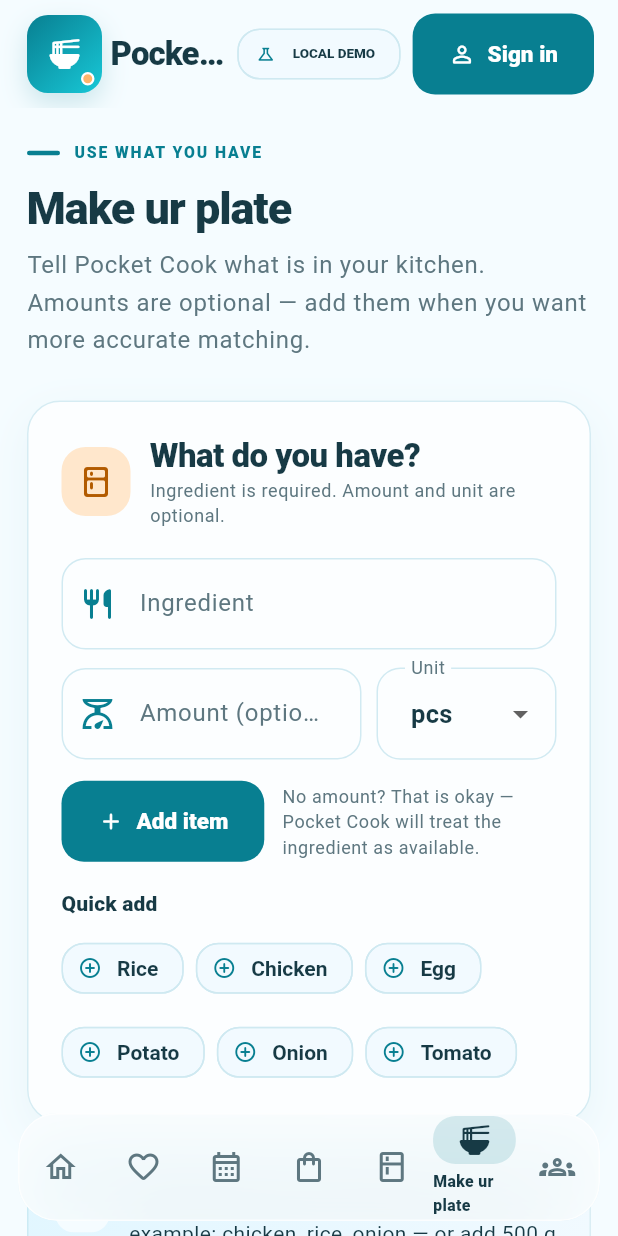
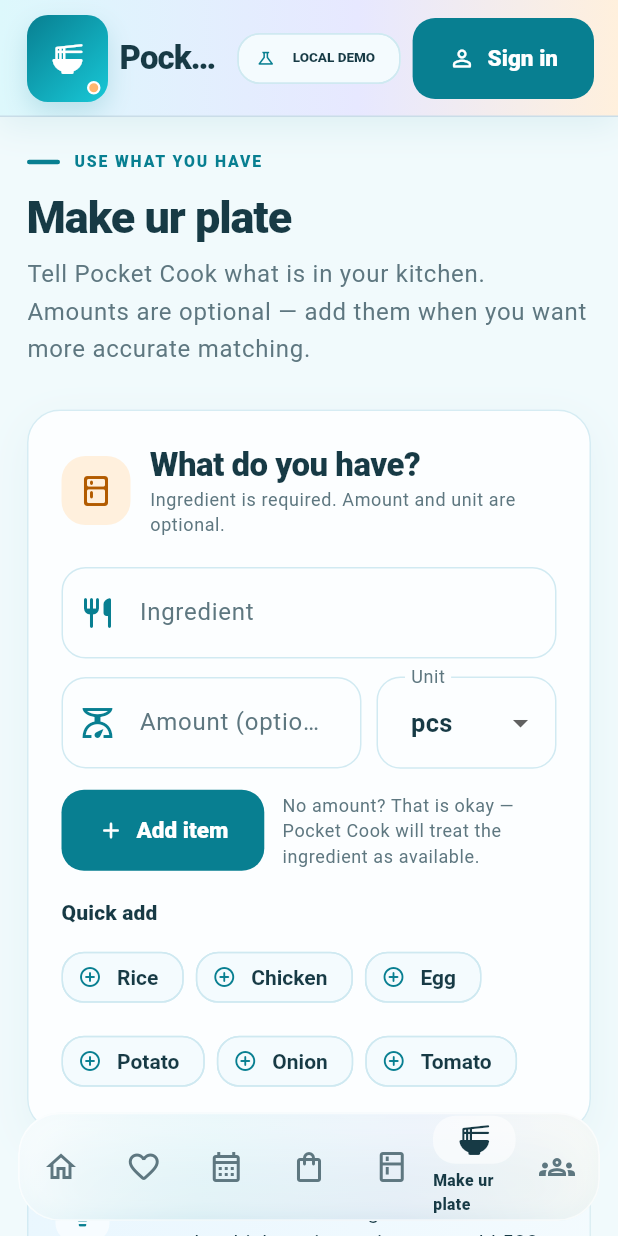
Before and after one commit to miniSOWAD/Pocket-Cook, a Flutter app: the screen it shows after launch, after a tap on "Make ur plate", on a phone screen of 412 x 824 dp. Run offline on Flutter 3.47's test engine with Material 3 defaults, Android fonts, the phone set to English and light mode, and no system bars; our stand-ins replace cloud_firestore, cloud_functions, firebase_auth, firebase_core, shared_preferences; accounts and stored records are empty.

Commit message:
shell update

```diff
--- a/lib/app/shell/main_shell.dart
+++ b/lib/app/shell/main_shell.dart
@@ -279,7 +279,13 @@ class _MainShellState extends State<MainShell> {
         child: Stack(
           clipBehavior: Clip.none,
           children: [
-            ProfileAvatar(photoUrl: user.photoUrl, size: 44),
+            ProfileAvatar(
+              photoUrl: user.photoUrl,
+              size: 44,
+              backgroundColor: Theme.of(context).brightness == Brightness.dark
+                  ? const Color(0xFF253E48)
+                  : AppTheme.lightIndigo,
+            ),
             if (account.isAdmin || account.isCook)
               Positioned(
                 right: -2,
@@ -340,13 +346,52 @@ class _MainShellState extends State<MainShell> {
     return Scaffold(
       extendBody: !wide,
       appBar: AppBar(
-        toolbarHeight: 72,
-        leadingWidth: 68,
+        toolbarHeight: 78,
+        backgroundColor: Colors.transparent,
+        surfaceTintColor: Colors.transparent,
+        elevation: 0,
+        scrolledUnderElevation: 0,
+        flexibleSpace: Container(
+          decoration: BoxDecoration(
+            gradient: dark
+                ? const LinearGradient(
+                    begin: Alignment.centerLeft,
+                    end: Alignment.centerRight,
+                    colors: [Color(0xFF113139), Color(0xFF252A49), Color(0xFF3D3023)],
+                  )
+                : const LinearGradient(
+                    begin: Alignment.centerLeft,
+                    end: Alignment.centerRight,
+                    stops: [0.0, 0.58, 1.0],
+                    colors: [
+                      AppTheme.lightCyan,
+                      AppTheme.lightIndigo,
+                      AppTheme.lightestOrange,
+                    ],
+                  ),
+            border: Border(
+              bottom: BorderSide(
+                color: dark ? const Color(0xFF41636C) : const Color(0xFFCADDE8),
+                width: 1,
+              ),
+            ),
+            boxShadow: [
+              BoxShadow(
+                color: dark
+                    ? Colors.black.withValues(alpha: 0.18)
+                    : AppTheme.deepCyan.withValues(alpha: 0.09),
+                blurRadius: 18,
+                offset: const Offset(0, 6),
+              ),
+            ],
+          ),
+        ),
+        leadingWidth: 72,
         leading: const Padding(
           padding: EdgeInsets.only(left: 18, top: 10, bottom: 10),
           child: BrandMark(compact: true),
         ),
-        titleSpacing: 6,
+        titleSpacing: 8,
         title: wide
             ? Column(
                 crossAxisAlignment: CrossAxisAlignment.start,
@@ -441,23 +486,46 @@ class _MainShellState extends State<MainShell> {
               top: false,
               minimum: const EdgeInsets.fromLTRB(12, 0, 12, 10),
               child: ClipRRect(
-                borderRadius: BorderRadius.circular(26),
+                borderRadius: BorderRadius.circular(28),
                 child: BackdropFilter(
-                  filter: ui.ImageFilter.blur(sigmaX: 22, sigmaY: 22),
+                  filter: ui.ImageFilter.blur(sigmaX: 32, sigmaY: 32),
                   child: Container(
                     decoration: BoxDecoration(
-                      color: scheme.surface.withValues(alpha: dark ? 0.72 : 0.78),
-                      borderRadius: BorderRadius.circular(26),
+                      gradient: LinearGradient(
+                        begin: Alignment.topLeft,
+                        end: Alignment.bottomRight,
+                        colors: dark
+                            ? [
+                                Colors.white.withValues(alpha: 0.10),
+                                const Color(0xFF1B5A65).withValues(alpha: 0.20),
+                                const Color(0xFF343A73).withValues(alpha: 0.15),
+                              ]
+                            : [
+                                Colors.white.withValues(alpha: 0.42),
+                                AppTheme.lightCyan.withValues(alpha: 0.28),
+                                AppTheme.lightIndigo.withValues(alpha: 0.24),
+                                AppTheme.lightestOrange.withValues(alpha: 0.18),
+                              ],
+                      ),
+                      borderRadius: BorderRadius.circular(28),
                       border: Border.all(
                         color: dark
-                            ? Colors.white.withValues(alpha: 0.10)
-                            : Colors.white.withValues(alpha: 0.72),
+                            ? Colors.white.withValues(alpha: 0.16)
+                            : Colors.white.withValues(alpha: 0.62),
+                        width: 1.15,
                       ),
                       boxShadow: [
                         BoxShadow(
-                          color: AppTheme.deepCyan.withValues(alpha: 0.12),
-                          blurRadius: 30,
-                          offset: const Offset(0, 10),
+                          color: AppTheme.deepCyan.withValues(alpha: dark ? 0.16 : 0.10),
+                          blurRadius: 34,
+                          spreadRadius: -6,
+                          offset: const Offset(0, 12),
+                        ),
+                        BoxShadow(
+                          color: Colors.white.withValues(alpha: dark ? 0.04 : 0.42),
+                          blurRadius: 8,
+                          spreadRadius: -3,
+                          offset: const Offset(0, -2),
                         ),
                       ],
                     ),
@@ -465,7 +533,9 @@ class _MainShellState extends State<MainShell> {
                       height: 70,
                       backgroundColor: Colors.transparent,
                       surfaceTintColor: Colors.transparent,
-                      indicatorColor: scheme.primary.withValues(alpha: 0.15),
+                      indicatorColor: dark
+                          ? AppTheme.lightIndigo.withValues(alpha: 0.18)
+                          : Colors.white.withValues(alpha: 0.58),
                       selectedIndex: _index,
                       labelBehavior: NavigationDestinationLabelBehavior.onlyShowSelected,
                       onDestinationSelected: account.isBlocked
--- a/lib/core/theme/app_theme.dart
+++ b/lib/core/theme/app_theme.dart
@@ -9,11 +9,15 @@ abstract final class AppTheme {
   static const cyan = Color(0xFF18C8D7);
   static const deepCyan = Color(0xFF087F91);
   static const brightCyan = Color(0xFF27D8E6);
-  static const lightBlue = Color(0xFFDDF5FF);
-  static const paleCyan = Color(0xFFEAFBFD);
-  static const skyMist = Color(0xFFF2FAFF);
-  static const lightOrange = Color(0xFFFFB56B);
-  static const orangeWash = Color(0xFFFFE7CC);
+  // Main light palette: three visibly different soft surfaces.
+  static const lightCyan = Color(0xFFDDF8FC);
+  static const lightIndigo = Color(0xFFE7E8FF);
+  static const lightestOrange = Color(0xFFFFF0DD);
+  static const lightBlue = Color(0xFFE8F6FF);
+  static const paleCyan = Color(0xFFECFBFD);
+  static const skyMist = Color(0xFFF4FBFE);
+  static const lightOrange = Color(0xFFFFB66F);
+  static const orangeWash = lightestOrange;
   static const snow = Color(0xFFFCFEFF);
   static const ink = Color(0xFF173A45);
   static const mutedInk = Color(0xFF5E7780);
@@ -27,14 +31,14 @@ abstract final class AppTheme {
     ).copyWith(
       primary: dark ? const Color(0xFF55DFE8) : deepCyan,
       onPrimary: dark ? const Color(0xFF00363D) : Colors.white,
-      primaryContainer: dark ? const Color(0xFF0B535F) : lightBlue,
+      primaryContainer: dark ? const Color(0xFF0B535F) : lightCyan,
       onPrimaryContainer: dark ? const Color(0xFFD8FAFF) : ink,
       secondary: dark ? const Color(0xFFFFC485) : lightOrange,
       onSecondary: dark ? const Color(0xFF4E2B00) : const Color(0xFF5A2E00),
       secondaryContainer: dark ? const Color(0xFF674015) : orangeWash,
       onSecondaryContainer: dark ? const Color(0xFFFFE7C8) : ink,
-      tertiary: dark ? const Color(0xFF89CFFF) : const Color(0xFF4AA8E8),
-      tertiaryContainer: dark ? const Color(0xFF244E69) : const Color(0xFFE4F4FF),
+      tertiary: dark ? const Color(0xFFAEB6FF) : const Color(0xFF6D72D8),
+      tertiaryContainer: dark ? const Color(0xFF35385F) : lightIndigo,
       surface: dark ? const Color(0xFF11272D) : snow,
       onSurface: dark ? const Color(0xFFEAF9FC) : ink,
       onSurfaceVariant: dark ? const Color(0xFFB8D3DA) : mutedInk,
@@ -48,7 +52,7 @@ abstract final class AppTheme {
       brightness: brightness,
     );
     final headingColor = dark ? const Color(0xFFE9FCFF) : ink;
-    final background = dark ? const Color(0xFF0A1C21) : const Color(0xFFF5FCFF);
+    final background = dark ? const Color(0xFF0A1C21) : const Color(0xFFF1FAFC);
 
     return base.copyWith(
       scaffoldBackgroundColor: background,
@@ -105,7 +109,7 @@ abstract final class AppTheme {
         ),
       ),
       appBarTheme: AppBarTheme(
-        backgroundColor: background,
+        backgroundColor: dark ? const Color(0xFF102B31) : lightCyan,
         foregroundColor: scheme.onSurface,
         surfaceTintColor: Colors.transparent,
         elevation: 0,
@@ -193,7 +197,7 @@ abstract final class AppTheme {
         height: 72,
         backgroundColor: dark ? const Color(0xFF11272D) : snow,
         surfaceTintColor: Colors.transparent,
-        indicatorColor: dark ? const Color(0xFF0B535F) : lightBlue,
+        indicatorColor: dark ? const Color(0xFF0B535F) : lightIndigo,
         indicatorShape: RoundedRectangleBorder(borderRadius: BorderRadius.circular(15)),
         elevation: 0,
         labelBehavior: NavigationDestinationLabelBehavior.onlyShowSelected,
@@ -205,7 +209,7 @@ abstract final class AppTheme {
       ),
       navigationRailTheme: NavigationRailThemeData(
         backgroundColor: Colors.transparent,
-        indicatorColor: dark ? const Color(0xFF0B535F) : lightBlue,
+        indicatorColor: dark ? const Color(0xFF0B535F) : lightIndigo,
         indicatorShape: RoundedRectangleBorder(borderRadius: BorderRadius.circular(15)),
         selectedIconTheme: IconThemeData(color: scheme.primary),
         selectedLabelTextStyle: TextStyle(color: scheme.primary, fontWeight: FontWeight.w800),
```
